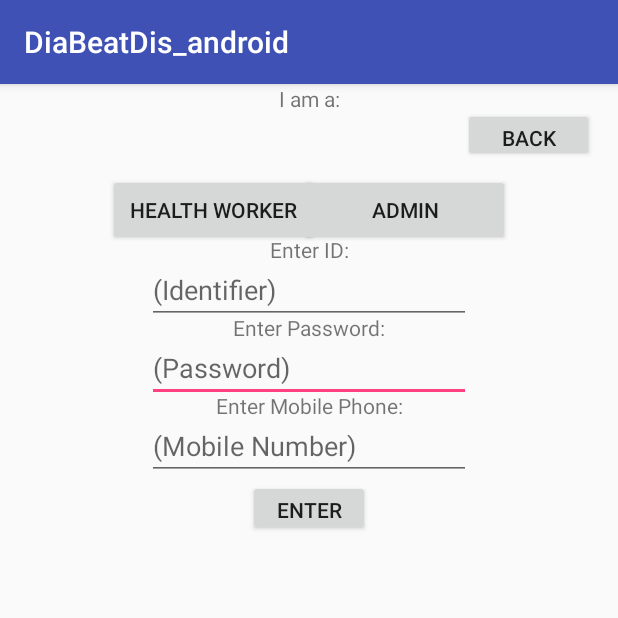
After one commit to PootieT/DiaBeatDis_android, an Android app: the UserRegistrationActivity screen opened directly, with no data from a screen before it, on a phone screen of 412 x 824 dp, the top half of it. The commit adds this screen. Run offline under Robolectric (Android 15) with nearby library versions, the phone set to English and light mode, and no system bars.

Commit message:
add new user registration activity

```diff
--- a/app/src/main/AndroidManifest.xml
+++ b/app/src/main/AndroidManifest.xml
@@ -16,6 +16,7 @@
                 <category android:name="android.intent.category.LAUNCHER" />
             </intent-filter>
         </activity>
+        <activity android:name=".UserRegistrationActivity"></activity>
     </application>
 
 </manifest>
--- a/app/src/main/java/com/example/peter/diabeatdis_android/MainActivity.java
+++ b/app/src/main/java/com/example/peter/diabeatdis_android/MainActivity.java
@@ -1,7 +1,9 @@
 package com.example.peter.diabeatdis_android;
 
+import android.content.Intent;
 import android.support.v7.app.AppCompatActivity;
 import android.os.Bundle;
+import android.view.View;
 
 public class MainActivity extends AppCompatActivity {
 
@@ -10,4 +12,11 @@ public class MainActivity extends AppCompatActivity {
         super.onCreate(savedInstanceState);
         setContentView(R.layout.activity_main);
     }
+
+    /** Called when the user taps the new user button, view is the button object */
+    public void registerNewUser(View view) {
+        Intent intent = new Intent(this, UserRegistrationActivity.class);
+        startActivity(intent);
+    }
+
 }
--- /dev/null
+++ b/app/src/main/java/com/example/peter/diabeatdis_android/UserRegistrationActivity.java
@@ -0,0 +1,13 @@
+package com.example.peter.diabeatdis_android;
+
+import android.support.v7.app.AppCompatActivity;
+import android.os.Bundle;
+
+public class UserRegistrationActivity extends AppCompatActivity {
+
+    @Override
+    protected void onCreate(Bundle savedInstanceState) {
+        super.onCreate(savedInstanceState);
+        setContentView(R.layout.activity_user_registration);
+    }
+}
--- a/app/src/main/res/layout/activity_main.xml
+++ b/app/src/main/res/layout/activity_main.xml
@@ -13,8 +13,8 @@
         android:layout_marginStart="16dp"
         android:layout_marginTop="84dp"
         android:ems="10"
-        android:hint="@string/enter_id"
-        android:inputType="textPersonName"
+        android:hint="@string/hint_identifier"
+        android:inputType="number"
         app:layout_constraintEnd_toStartOf="@+id/button"
         app:layout_constraintHorizontal_bias="0.5"
         app:layout_constraintStart_toStartOf="parent"
@@ -38,6 +38,7 @@
         android:layout_width="133dp"
         android:layout_height="48dp"
         android:layout_marginTop="12dp"
+        android:onClick="registerNewUser"
         android:text="@string/button_new_user"
         app:layout_constraintEnd_toEndOf="parent"
         app:layout_constraintHorizontal_bias="0.5"
--- /dev/null
+++ b/app/src/main/res/layout/activity_user_registration.xml
@@ -0,0 +1,140 @@
+<?xml version="1.0" encoding="utf-8"?>
+<android.support.constraint.ConstraintLayout xmlns:android="http://schemas.android.com/apk/res/android"
+    xmlns:app="http://schemas.android.com/apk/res-auto"
+    xmlns:tools="http://schemas.android.com/tools"
+    android:layout_width="match_parent"
+    android:layout_height="match_parent"
+    tools:context="com.example.peter.diabeatdis_android.UserRegistrationActivity">
+
+    <Button
+        android:id="@+id/button2"
+        android:layout_width="140dp"
+        android:layout_height="48dp"
+        android:layout_marginStart="72dp"
+        android:layout_marginTop="60dp"
+        android:text="@string/button_health_worker"
+        app:layout_constraintStart_toStartOf="parent"
+        app:layout_constraintTop_toTopOf="parent" />
+
+    <Button
+        android:id="@+id/button4"
+        android:layout_width="140dp"
+        android:layout_height="48dp"
+        android:layout_marginTop="60dp"
+        android:text="@string/button_doctor"
+        app:layout_constraintEnd_toStartOf="@+id/button5"
+        app:layout_constraintStart_toEndOf="@+id/button2"
+        app:layout_constraintTop_toTopOf="parent" />
+
+    <Button
+        android:id="@+id/button5"
+        android:layout_width="140dp"
+        android:layout_height="48dp"
+        android:layout_marginEnd="72dp"
+        android:layout_marginTop="60dp"
+        android:text="@string/button_admin"
+        app:layout_constraintEnd_toEndOf="parent"
+        app:layout_constraintTop_toTopOf="parent" />
+
+    <Button
+        android:id="@+id/button6"
+        android:layout_width="87dp"
+        android:layout_height="36dp"
+        android:layout_marginEnd="16dp"
+        android:layout_marginTop="16dp"
+        android:text="@string/button_back"
+        app:layout_constraintEnd_toEndOf="parent"
+        app:layout_constraintTop_toTopOf="parent" />
+
+    <TextView
+        android:id="@+id/textView"
+        android:layout_width="wrap_content"
+        android:layout_height="wrap_content"
+        android:layout_marginEnd="16dp"
+        android:layout_marginStart="16dp"
+        android:text="@string/string_i_am_a"
+        app:layout_constraintEnd_toEndOf="parent"
+        app:layout_constraintHorizontal_bias="0.5"
+        app:layout_constraintStart_toStartOf="parent"
+        tools:layout_editor_absoluteY="41dp" />
+
+    <EditText
+        android:id="@+id/editText4"
+        android:layout_width="216dp"
+        android:layout_height="40dp"
+        android:layout_marginTop="12dp"
+        android:ems="10"
+        android:hint="@string/hint_password"
+        android:inputType="textPassword|textWebPassword|numberPassword"
+        app:layout_constraintEnd_toEndOf="parent"
+        app:layout_constraintStart_toStartOf="parent"
+        app:layout_constraintTop_toBottomOf="@+id/editText6" />
+
+    <EditText
+        android:id="@+id/editText6"
+        android:layout_width="216dp"
+        android:layout_height="40dp"
+        android:layout_marginTop="12dp"
+        android:ems="10"
+        android:hint="@string/hint_identifier"
+        android:inputType="number"
+        app:layout_constraintEnd_toEndOf="parent"
+        app:layout_constraintStart_toStartOf="parent"
+        app:layout_constraintTop_toBottomOf="@+id/button4" />
+
+    <EditText
+        android:id="@+id/editText5"
+        android:layout_width="216dp"
+        android:layout_height="40dp"
+        android:layout_marginTop="12dp"
+        android:ems="10"
+        android:hint="@string/hint_mobile_number"
+        android:inputType="textPersonName"
+        app:layout_constraintEnd_toEndOf="parent"
+        app:layout_constraintStart_toStartOf="parent"
+        app:layout_constraintTop_toBottomOf="@+id/editText4" />
+
+    <TextView
+        android:id="@+id/textView3"
+        android:layout_width="wrap_content"
+        android:layout_height="wrap_content"
+        android:text="@string/string_enter_id"
+        app:layout_constraintBottom_toTopOf="@+id/editText6"
+        app:layout_constraintEnd_toEndOf="parent"
+        app:layout_constraintHorizontal_bias="0.5"
+        app:layout_constraintStart_toStartOf="parent" />
+
+    <TextView
+        android:id="@+id/textView4"
+        android:layout_width="wrap_content"
+        android:layout_height="0dp"
+        android:layout_marginEnd="16dp"
+        android:layout_marginStart="16dp"
+        android:text="@string/string_enter_mobile_phone"
+        app:layout_constraintBottom_toTopOf="@+id/editText5"
+        app:layout_constraintEnd_toEndOf="parent"
+        app:layout_constraintHorizontal_bias="0.501"
+        app:layout_constraintStart_toStartOf="parent" />
+
+    <TextView
+        android:id="@+id/textView6"
+        android:layout_width="wrap_content"
+        android:layout_height="wrap_content"
+        android:layout_marginEnd="16dp"
+        android:layout_marginStart="16dp"
+        android:text="@string/string_enter_password"
+        app:layout_constraintBottom_toTopOf="@+id/editText4"
+        app:layout_constraintEnd_toEndOf="parent"
+        app:layout_constraintHorizontal_bias="0.501"
+        app:layout_constraintStart_toStartOf="parent" />
+
+    <Button
+        android:id="@+id/button7"
+        android:layout_width="81dp"
+        android:layout_height="37dp"
+        android:text="@string/button_enter_id"
+        app:layout_constraintEnd_toEndOf="parent"
+        app:layout_constraintStart_toStartOf="parent"
+        app:layout_constraintTop_toBottomOf="@+id/editText5" />
+
+</android.support.constraint.ConstraintLayout>
--- a/app/src/main/res/values/strings.xml
+++ b/app/src/main/res/values/strings.xml
@@ -1,6 +1,16 @@
 <resources>
     <string name="app_name">DiaBeatDis_android</string>
-    <string name="enter_id">(identifier)</string>
+    <string name="hint_identifier">(Identifier)</string>
     <string name="button_enter_id">Enter</string>
     <string name="button_new_user">New User</string>
+    <string name="button_back">Back</string>
+    <string name="button_doctor">Doctor</string>
+    <string name="button_admin">Admin</string>
+    <string name="button_health_worker">Health Worker</string>
+    <string name="hint_password">(Password)</string>
+    <string name="hint_mobile_number">(Mobile Number)</string>
+    <string name="string_i_am_a">I am a:</string>
+    <string name="string_enter_id">Enter ID:</string>
+    <string name="string_enter_password">Enter Password:</string>
+    <string name="string_enter_mobile_phone">Enter Mobile Phone:</string>
 </resources>
```
